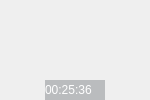
Qt form VideoPlayer/customer/ValueToImage.ui (huizhang556/pc-video-player) before a commit.
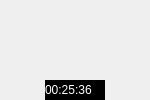
The same form after that commit.

```diff
--- a/VideoPlayer/customer/ValueToImage.ui
+++ b/VideoPlayer/customer/ValueToImage.ui
@@ -84,6 +84,9 @@
       </item>
       <item>
        <layout class="QHBoxLayout" name="horizontalLayout">
+        <property name="spacing">
+         <number>0</number>
+        </property>
         <item>
          <spacer name="horizontalSpacer">
           <property name="orientation">
@@ -105,11 +108,17 @@
             <height>20</height>
            </size>
           </property>
+          <property name="maximumSize">
+           <size>
+            <width>60</width>
+            <height>20</height>
+           </size>
+          </property>
           <property name="styleSheet">
            <string notr="true">#label_jingdu
 {
 color: white;
-background-color: rgba(60, 68, 74,0.3);
+background-color: #000000;
 }</string>
           </property>
           <property name="text">
```
